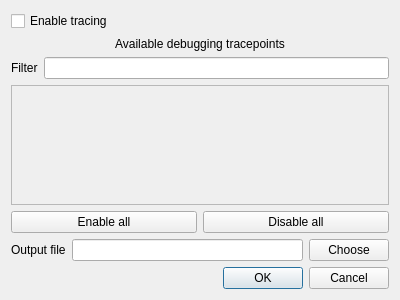
Qt form src/ui/toggletracepointsdialog.ui (echmet/PeakMasterNG) before a commit.
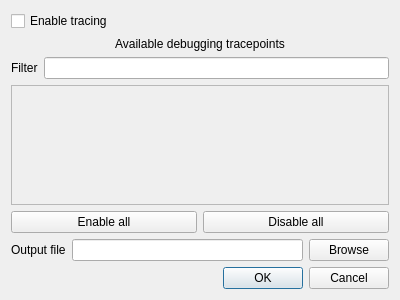
The same form after that commit.

Commit message: Make debugging output setup dialog a bit less confusing

```diff
--- a/src/ui/toggletracepointsdialog.ui
+++ b/src/ui/toggletracepointsdialog.ui
@@ -95,7 +95,7 @@
      <item>
       <widget class="QPushButton" name="qpb_chooseOutputFile">
        <property name="text">
-        <string>Choose</string>
+        <string>Browse</string>
        </property>
       </widget>
      </item>
```
The commit also changes 1 other file.
